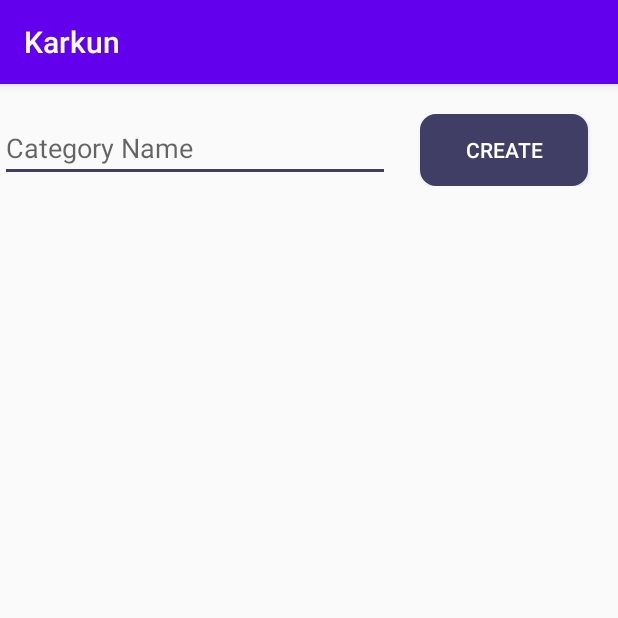
After one commit to the301sparton/Shop_Admin, an Android app: the CreateCategoryActivity screen opened directly, with no data from a screen before it, on a phone screen of 412 x 824 dp, the top half of it. The commit adds this screen. Run offline under Robolectric (Android 15) with nearby library versions, the phone set to English and light mode, and no system bars; our stand-ins replace Firebase (no records; nobody signed in at launch, a user with empty details on screens opened directly), Room's generated code; libraries missing offline, so code that uses them is left out: es.dmoral.toasty.

Commit message:
Create Category DONE

```diff
--- a/app/src/main/AndroidManifest.xml
+++ b/app/src/main/AndroidManifest.xml
@@ -12,6 +12,7 @@
         android:roundIcon="@mipmap/ic_launcher_round"
         android:supportsRtl="true"
         android:theme="@style/AppTheme">
+        <activity android:name=".CreateCategoryActivity"></activity>
         <activity
             android:name=".UpdateBannerActivity"
             android:theme="@style/Theme.AppCompat.Light.NoActionBar" />
--- a/app/src/main/java/com/vaicomp/karkun/Adapter/CartAdapter.java
+++ b/app/src/main/java/com/vaicomp/karkun/Adapter/CartAdapter.java
@@ -18,8 +18,6 @@ import java.util.List;
 
 public class CartAdapter extends RecyclerView.Adapter<CartAdapter.CartViewHolder> {
     private List<CartItem> cartItems;
-    private int type;
-    private Activity context;
 
     static class CartViewHolder extends RecyclerView.ViewHolder {
         TextView itemName, rateQ, amount;
@@ -37,8 +35,6 @@ public class CartAdapter extends RecyclerView.Adapter<CartAdapter.CartViewHolder
 
     public CartAdapter(List<CartItem> moviesList, int type, Activity context) {
         this.cartItems = moviesList;
-        this.context = context;
-        this.type = type;
     }
 
     @NonNull
--- /dev/null
+++ b/app/src/main/java/com/vaicomp/karkun/Adapter/CategoryGridAdapter.java
@@ -0,0 +1,76 @@
+package com.vaicomp.karkun.Adapter;
+
+import android.annotation.SuppressLint;
+import android.app.Activity;
+import android.content.Intent;
+import android.os.AsyncTask;
+import android.util.DisplayMetrics;
+import android.util.Log;
+import android.view.Gravity;
+import android.view.LayoutInflater;
+import android.view.View;
+import android.view.ViewGroup;
+import android.widget.FrameLayout;
+import android.widget.TextView;
+
+import androidx.annotation.NonNull;
+import androidx.recyclerview.widget.RecyclerView;
+import androidx.room.Room;
+
+import com.vaicomp.karkun.R;
+import com.vaicomp.karkun.db.AppDataBase;
+import com.vaicomp.karkun.db.CategoryFilter;
+
+import java.util.List;
+
+public class CategoryGridAdapter extends RecyclerView.Adapter<CategoryGridAdapter.CategoryGridViewHolder> {
+    private Activity mContext;
+    List<CategoryFilter> categoryList;
+
+    public CategoryGridAdapter(Activity activity, List<CategoryFilter> categoryList){
+        this.mContext = activity;
+        this.categoryList = categoryList;
+        Log.i("LENGTH", String.valueOf(categoryList.size()));
+    }
+
+    static class CategoryGridViewHolder extends RecyclerView.ViewHolder {
+        TextView categoryName;
+        CategoryGridViewHolder(View view) {
+            super(view);
+            categoryName = view.findViewById(R.id.categoryName);
+        }
+    }
+
+    @NonNull
+    @Override
+    public CategoryGridViewHolder onCreateViewHolder(@NonNull ViewGroup parent, int viewType) {
+        View itemView = LayoutInflater.from(parent.getContext())
+                .inflate(R.layout.category_grid_item, parent, false);
+        return new CategoryGridAdapter.CategoryGridViewHolder(itemView);
+    }
+
+    @Override
+    public void onBindViewHolder(@NonNull CategoryGridViewHolder holder, final int position) {
+        DisplayMetrics displayMetrics = new DisplayMetrics();
+        mContext.getWindowManager().getDefaultDisplay().getMetrics(displayMetrics);
+        if(position%2==0){
+            Log.i("box width", String.valueOf((displayMetrics.widthPixels / 2) - 50));
+            FrameLayout.LayoutParams params = new FrameLayout.LayoutParams((displayMetrics.widthPixels / 2) - 60, 350);
+            params.gravity = Gravity.RIGHT;
+            holder.categoryName.setLayoutParams(params);
+        }else{
+            FrameLayout.LayoutParams params = new FrameLayout.LayoutParams((displayMetrics.widthPixels / 2) - 60, 350);
+            params.gravity = Gravity.LEFT;
+            holder.categoryName.setLayoutParams(params);
+        }
+        holder.categoryName.setText(categoryList.get(position).getName());
+
+    }
+
+    @Override
+    public int getItemCount() {
+        return categoryList.size();
+    }
+
+
+}
--- /dev/null
+++ b/app/src/main/java/com/vaicomp/karkun/CreateCategoryActivity.java
@@ -0,0 +1,111 @@
+package com.vaicomp.karkun;
+
+import androidx.appcompat.app.AppCompatActivity;
+import androidx.recyclerview.widget.DefaultItemAnimator;
+import androidx.recyclerview.widget.GridLayoutManager;
+import androidx.recyclerview.widget.RecyclerView;
+import androidx.room.Room;
+
+import android.annotation.SuppressLint;
+import android.os.AsyncTask;
+import android.os.Bundle;
+import android.view.View;
+import android.widget.Button;
+import android.widget.EditText;
+import android.widget.LinearLayout;
+
+import com.google.android.gms.tasks.OnSuccessListener;
+import com.google.firebase.firestore.DocumentReference;
+import com.google.firebase.firestore.DocumentSnapshot;
+import com.google.firebase.firestore.FirebaseFirestore;
+import com.google.firebase.firestore.QuerySnapshot;
+import com.vaicomp.karkun.Adapter.CategoryGridAdapter;
+import com.vaicomp.karkun.db.AppDataBase;
+import com.vaicomp.karkun.db.CategoryFilter;
+
+import java.util.ArrayList;
+import java.util.Collections;
+import java.util.Comparator;
+import java.util.Date;
+import java.util.HashMap;
+import java.util.List;
+import java.util.Map;
+import java.util.concurrent.ExecutionException;
+
+import es.dmoral.toasty.Toasty;
+
+public class CreateCategoryActivity extends AppCompatActivity {
+    private CategoryGridAdapter adapter;
+    private List<CategoryFilter> categoryFilterList;
+    private FirebaseFirestore db;
+    private LinearLayout loader;
+
+    @SuppressLint("StaticFieldLeak")
+    @Override
+    protected void onCreate(Bundle savedInstanceState) {
+        super.onCreate(savedInstanceState);
+        setContentView(R.layout.layout_create_category);
+        loader = findViewById(R.id.loader);
+        db = FirebaseFirestore.getInstance();
+
+             db.collection("category").get().addOnSuccessListener(new OnSuccessListener<QuerySnapshot>() {
+                @Override
+                public void onSuccess(QuerySnapshot queryDocumentSnapshots) {
+                    List<DocumentSnapshot> list1 = queryDocumentSnapshots.getDocuments();
+                    categoryFilterList = new ArrayList<>();
+                    for(DocumentSnapshot ds : list1){
+                        categoryFilterList.add( new CategoryFilter(String.valueOf(ds.get("categoryName")),false));
+                    }
+                    Collections.sort(categoryFilterList, new Comparator<CategoryFilter>() {
+                        @Override
+                        public int compare(CategoryFilter o1, CategoryFilter o2) {
+                            return o1.getName().compareTo(o2.getName());
+                        }
+                    });
+
+                    RecyclerView gridView = findViewById(R.id.grid_view);
+                    RecyclerView.LayoutManager mLayoutManager = new GridLayoutManager(getApplicationContext(), 2);
+                    gridView.setLayoutManager(mLayoutManager);
+                    gridView.setItemAnimator(new DefaultItemAnimator());
+
+                    gridView.setHasFixedSize(false);
+                    adapter = new CategoryGridAdapter(CreateCategoryActivity.this, categoryFilterList);
+                    gridView.setAdapter(adapter);
+                    loader.setVisibility(View.GONE);
+                }
+            });
+
+
+
+
+        final EditText newCategory = findViewById(R.id.newCategoryName);
+        Button newCategoryCreateBtn = findViewById(R.id.create_category_btn);
+
+        newCategoryCreateBtn.setOnClickListener(new View.OnClickListener() {
+            @Override
+            public void onClick(View v) {
+                if(!newCategory.getText().toString().equals("")){
+                     loader.setVisibility(View.VISIBLE);
+                    Map<String, String> temp = new HashMap<>();
+                    temp.put("categoryName", newCategory.getText().toString());
+                    db.collection("category").add(temp).addOnSuccessListener(new OnSuccessListener<DocumentReference>() {
+                        @Override
+                        public void onSuccess(DocumentReference documentReference) {
+                            db.collection("shopItemState").document("d1ajtkwauTOe8z27xdH8")
+                                    .update("itemState", String.valueOf(new Date())).addOnSuccessListener(new OnSuccessListener<Void>() {
+                                @Override
+                                public void onSuccess(Void aVoid) {
+                                    Toasty.success(getApplicationContext(), "Category Created Successfully",Toasty.LENGTH_SHORT).show();
+                                    loader.setVisibility(View.GONE);
+                                    finish();
+                                }
+                            });
+                        }
+                    });
+                }else{
+                    Toasty.error(getApplicationContext(), "Please Enter Category Name", Toasty.LENGTH_SHORT).show();
+                }
+            }
+        });
+    }
+}
--- a/app/src/main/java/com/vaicomp/karkun/HomeActivity.java
+++ b/app/src/main/java/com/vaicomp/karkun/HomeActivity.java
@@ -58,6 +58,9 @@ public class HomeActivity extends AppCompatActivity {
         else if(item.getItemId() == R.id.upload_banner){
             startActivity(new Intent(HomeActivity.this, UpdateBannerActivity.class));
         }
+        else if(item.getItemId() == R.id.create_category){
+            startActivity(new Intent(HomeActivity.this, CreateCategoryActivity.class));
+        }
 
         return super.onOptionsItemSelected(item);
     }
--- a/app/src/main/res/layout/cart_item_list.xml
+++ b/app/src/main/res/layout/cart_item_list.xml
@@ -28,13 +28,14 @@
                     android:id="@+id/itemName"
                     android:padding="5dp"
                     android:layout_width="0dp"
-                    android:layout_weight="8"
+                    android:layout_weight="10"
                     android:textColor="#2C3E50"
                     android:gravity="center_vertical"
                     android:layout_height="wrap_content"
                     android:textSize="16sp"
                     android:fontFamily="@font/josefinsans"/>
                 <ImageView
+                    android:visibility="gone"
                     android:id="@+id/deleteItem"
                     android:layout_gravity="center_vertical"
                     android:padding="10dp"
--- /dev/null
+++ b/app/src/main/res/layout/layout_create_category.xml
@@ -0,0 +1,64 @@
+<?xml version="1.0" encoding="utf-8"?>
+<RelativeLayout xmlns:android="http://schemas.android.com/apk/res/android"
+    xmlns:app="http://schemas.android.com/apk/res-auto"
+    xmlns:tools="http://schemas.android.com/tools"
+    android:layout_width="match_parent"
+    android:layout_height="match_parent"
+    tools:context=".CreateCategoryActivity">
+
+    <LinearLayout
+        android:layout_marginTop="20dp"
+        android:id="@+id/creationBar"
+        android:layout_width="match_parent"
+        android:layout_height="wrap_content"
+        android:weightSum="10"
+        android:orientation="horizontal">
+        <EditText
+            android:id="@+id/newCategoryName"
+            android:layout_width="0dp"
+            android:layout_height="wrap_content"
+            android:layout_weight="7"
+            android:hint="Category Name"/>
+
+        <Button
+            android:id="@+id/create_category_btn"
+            android:layout_width="0dp"
+            android:layout_height="wrap_content"
+            android:background="@drawable/round_btn"
+            android:text="Create"
+            android:textColor="#FFF"
+            android:layout_weight="3"
+            android:layout_marginStart="20dp"
+            android:layout_marginEnd="20dp"/>
+    </LinearLayout>
+
+    <androidx.recyclerview.widget.RecyclerView
+        android:layout_marginTop="30dp"
+        android:id="@+id/grid_view"
+        android:layout_width="fill_parent"
+        android:layout_height="fill_parent"
+        android:layout_below="@id/creationBar">
+
+    </androidx.recyclerview.widget.RecyclerView>
+
+    <LinearLayout
+        android:id="@+id/loader"
+        android:layout_width="match_parent"
+        android:layout_height="match_parent"
+        android:gravity="center"
+        android:orientation="vertical">
+
+        <TextView
+            android:layout_width="match_parent"
+            android:layout_height="wrap_content"
+            android:layout_centerInParent="true"
+            android:fontFamily="@font/josefinsans"
+            android:gravity="center"
+            android:text="Loading.."
+            android:textColor="@color/colorPrimary"
+            android:textSize="20sp"
+            android:textStyle="italic" />
+
+    </LinearLayout>
+
+</RelativeLayout>
--- a/app/src/main/res/menu/main_menu.xml
+++ b/app/src/main/res/menu/main_menu.xml
@@ -9,6 +9,10 @@
         android:title="Change Banner"/>
 
     <item
+        android:id="@+id/create_category"
+        android:title="Create Category"/>
+
+    <item
         android:id="@+id/logOut"
         android:title="Logout"/>
 </menu>
```
Also changed, not shown: app/src/main/res/drawable-v24/round_btn_white.xml (added, +17 -0 lines), app/src/main/res/layout/category_grid_item.xml (added, +22 -0 lines).
